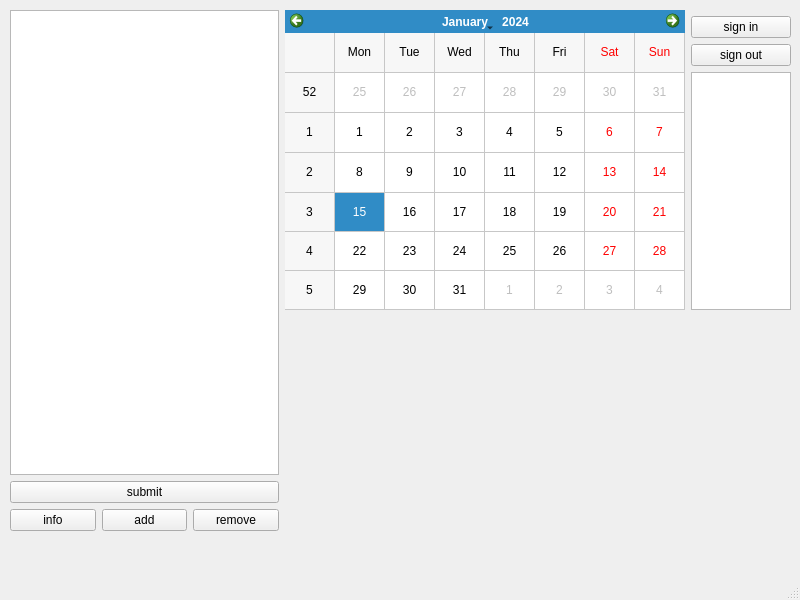
This is calendar.ui in Raimguzhinov/qt-bday-calendar as Qt 5 draws it before an edit. The edited form follows.
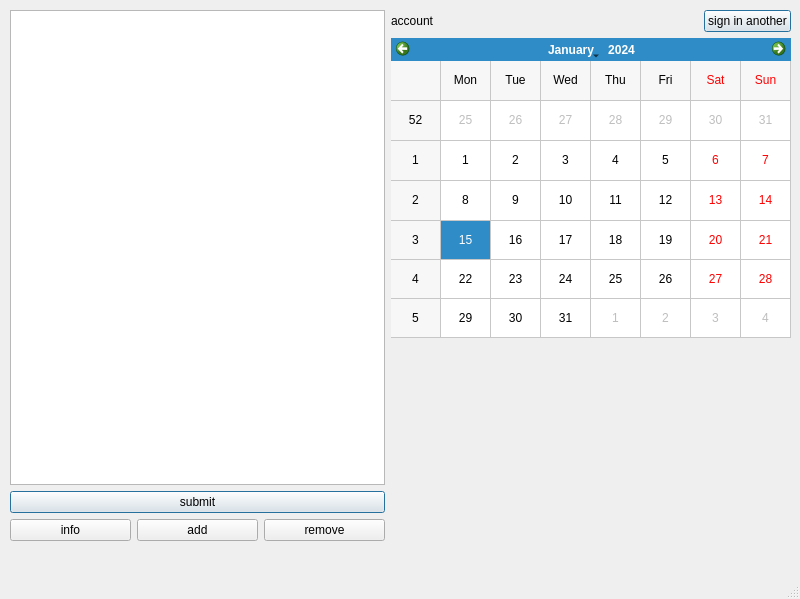
This is the edited form.

Commit message: Add multi account support

What changed in the file:
```diff
--- a/calendar.ui
+++ b/calendar.ui
@@ -7,24 +7,91 @@
     <x>0</x>
     <y>0</y>
     <width>800</width>
-    <height>600</height>
+    <height>599</height>
    </rect>
   </property>
   <property name="windowTitle">
    <string>Calendar</string>
   </property>
   <widget class="QWidget" name="centralwidget">
-   <widget class="QWidget" name="layoutWidget">
+   <widget class="QWidget" name="">
     <property name="geometry">
      <rect>
       <x>10</x>
       <y>10</y>
       <width>781</width>
-      <height>521</height>
+      <height>531</height>
      </rect>
     </property>
-    <layout class="QHBoxLayout" name="horizontalLayout_2">
-     <item>
+    <layout class="QGridLayout" name="gridLayout_4">
+     <item row="0" column="1">
+      <layout class="QGridLayout" name="gridLayout_3">
+       <item row="2" column="0">
+        <spacer name="verticalSpacer">
+         <property name="orientation">
+          <enum>Qt::Vertical</enum>
+         </property>
+         <property name="sizeHint" stdset="0">
+          <size>
+           <width>20</width>
+           <height>40</height>
+          </size>
+         </property>
+        </spacer>
+       </item>
+       <item row="1" column="0">
+        <widget class="QCalendarWidget" name="calendarWidget">
+         <property name="minimumSize">
+          <size>
+           <width>400</width>
+           <height>300</height>
+          </size>
+         </property>
+         <property name="gridVisible">
+          <bool>true</bool>
+         </property>
+        </widget>
+       </item>
+       <item row="0" column="0">
+        <layout class="QGridLayout" name="gridLayout_2">
+         <item row="0" column="1">
+          <layout class="QHBoxLayout" name="horizontalLayout_2">
+           <item>
+            <widget class="QPushButton" name="pushButton_4">
+             <property name="sizePolicy">
+              <sizepolicy hsizetype="Fixed" vsizetype="Fixed">
+               <horstretch>0</horstretch>
+               <verstretch>0</verstretch>
+              </sizepolicy>
+             </property>
+             <property name="text">
+              <string>sign in another</string>
+             </property>
+             <property name="autoDefault">
+              <bool>true</bool>
+             </property>
+             <property name="default">
+              <bool>true</bool>
+             </property>
+             <property name="flat">
+              <bool>false</bool>
+             </property>
+            </widget>
+           </item>
+          </layout>
+         </item>
+         <item row="0" column="0">
+          <widget class="QLabel" name="label">
+           <property name="text">
+            <string>account</string>
+           </property>
+          </widget>
+         </item>
+        </layout>
+       </item>
+      </layout>
+     </item>
+     <item row="0" column="0">
       <layout class="QGridLayout" name="gridLayout">
        <item row="2" column="0">
         <layout class="QHBoxLayout" name="horizontalLayout">
@@ -33,6 +100,9 @@
            <property name="text">
             <string>info</string>
            </property>
+           <property name="flat">
+            <bool>false</bool>
+           </property>
           </widget>
          </item>
          <item>
@@ -59,68 +129,13 @@
          <property name="text">
           <string>submit</string>
          </property>
+         <property name="default">
+          <bool>true</bool>
+         </property>
         </widget>
        </item>
       </layout>
      </item>
-     <item>
-      <layout class="QVBoxLayout" name="verticalLayout">
-       <item>
-        <layout class="QGridLayout" name="gridLayout_2">
-         <item row="3" column="1">
-          <widget class="QTextEdit" name="textEdit">
-           <property name="maximumSize">
-            <size>
-             <width>100</width>
-             <height>16777215</height>
-            </size>
-           </property>
-          </widget>
-         </item>
-         <item row="0" column="0" rowspan="4">
-          <widget class="QCalendarWidget" name="calendarWidget">
-           <property name="minimumSize">
-            <size>
-             <width>400</width>
-             <height>300</height>
-            </size>
-           </property>
-           <property name="gridVisible">
-            <bool>true</bool>
-           </property>
-          </widget>
-         </item>
-         <item row="1" column="1">
-          <widget class="QPushButton" name="pushButton_4">
-           <property name="text">
-            <string>sign in</string>
-           </property>
-          </widget>
-         </item>
-         <item row="2" column="1">
-          <widget class="QPushButton" name="pushButton_5">
-           <property name="text">
-            <string>sign out</string>
-           </property>
-          </widget>
-         </item>
-        </layout>
-       </item>
-       <item>
-        <spacer name="verticalSpacer">
-         <property name="orientation">
-          <enum>Qt::Vertical</enum>
-         </property>
-         <property name="sizeHint" stdset="0">
-          <size>
-           <width>20</width>
-           <height>40</height>
-          </size>
-         </property>
-        </spacer>
-       </item>
-      </layout>
-     </item>
     </layout>
    </widget>
   </widget>
```
The commit also changes 3 other files.
